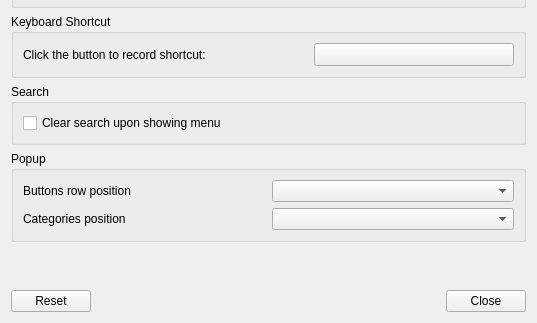
The window that plugin-fancymenu/lxqtfancymenuconfiguration.ui (lxqt/lxqt-panel) describes before a commit, drawn with Qt 5; both pictures show x 0 to 537 and y 221 to 544 of the 537 by 544 pixel window.
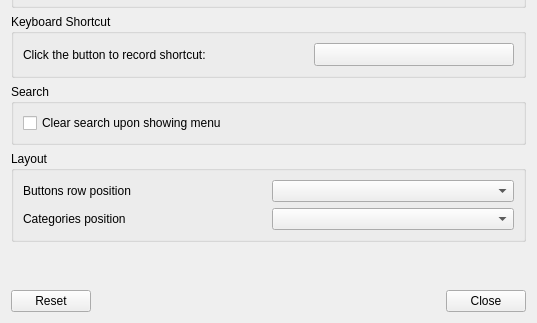
The same window after the commit. Custom widgets are drawn as their Qt base class.

Commit message: Rename Popup > Layout (#2003)

```diff
--- a/plugin-fancymenu/lxqtfancymenuconfiguration.ui
+++ b/plugin-fancymenu/lxqtfancymenuconfiguration.ui
@@ -198,7 +198,7 @@
    <item>
     <widget class="QGroupBox" name="popupGB">
      <property name="title">
-      <string>Popup</string>
+      <string>Layout</string>
      </property>
      <layout class="QGridLayout" name="gridLayout_5">
       <item row="0" column="1">
```
